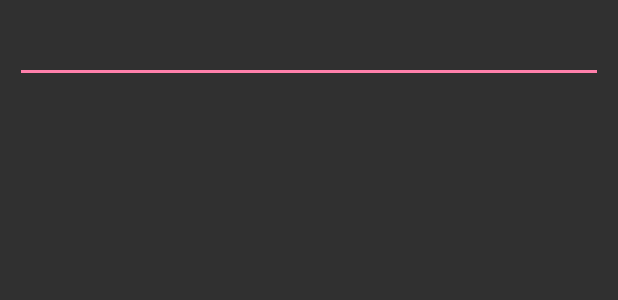
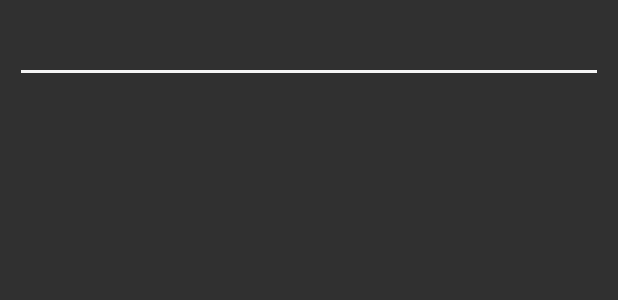
Before and after one commit to DmytroNazarenko/BoomGame, an Android app: the layout custom_alert_dialog.xml on its own in the app's theme, with its tools: preview values and no code run, on a phone screen of 412 x 824 dp. Shown: the top 300 px of the screen. Run offline under Robolectric (Android 15) with nearby library versions, the phone set to English and light mode, and no system bars.

Commit message:
Player's dialog correction

```diff
--- a/app/src/main/res/layout/custom_alert_dialog.xml
+++ b/app/src/main/res/layout/custom_alert_dialog.xml
@@ -9,7 +9,9 @@
         android:id="@+id/edit1"
         android:layout_width="match_parent"
         android:layout_height="wrap_content"
-        android:inputType="text"
-        android:maxLength="20" />
+        android:maxLength="20"
+        android:textColor="#f5f5f5"
+        android:textCursorDrawable="@null"
+        android:inputType="textNoSuggestions|textFilter|textCapSentences" />
 
 </LinearLayout>
--- a/app/src/main/res/values/colors.xml
+++ b/app/src/main/res/values/colors.xml
@@ -1,6 +1,6 @@
 <?xml version="1.0" encoding="utf-8"?>
 <resources>
-    <color name="colorPrimary">#3F51B5</color>
-    <color name="colorPrimaryDark">#303F9F</color>
-    <color name="colorAccent">#ff80ab</color>
+    <color name="colorPrimary">#ff4703</color>
+    <color name="colorPrimaryDark">#424242</color>
+    <color name="colorAccent">#f5f5f5</color>
 </resources>
```
